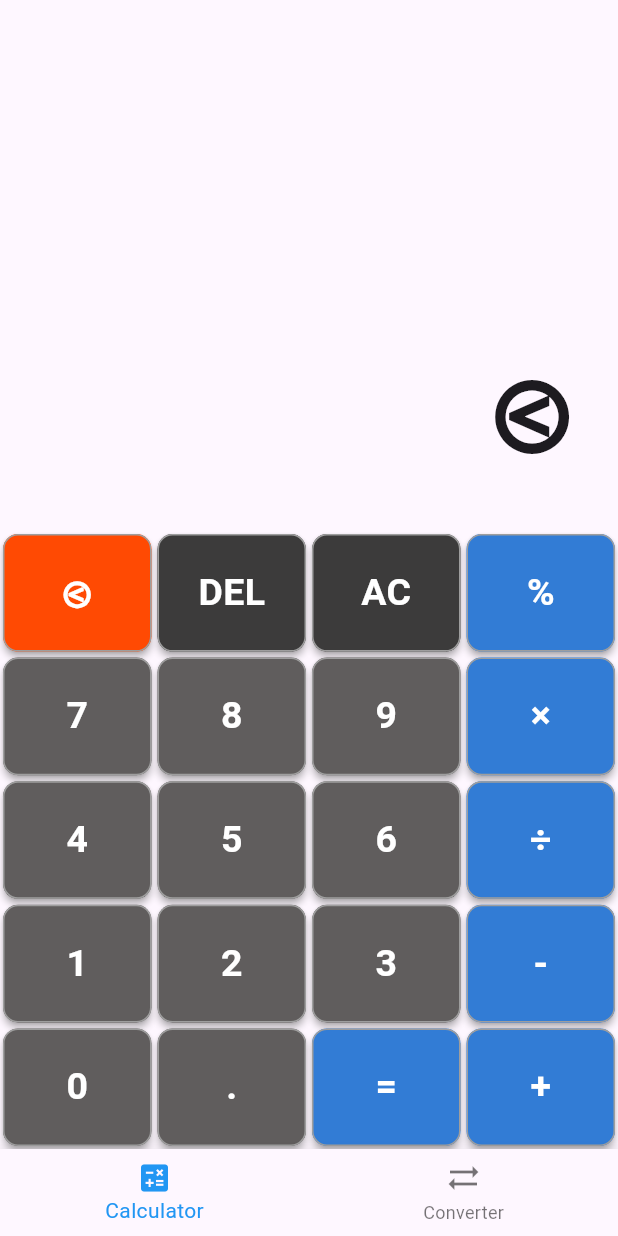
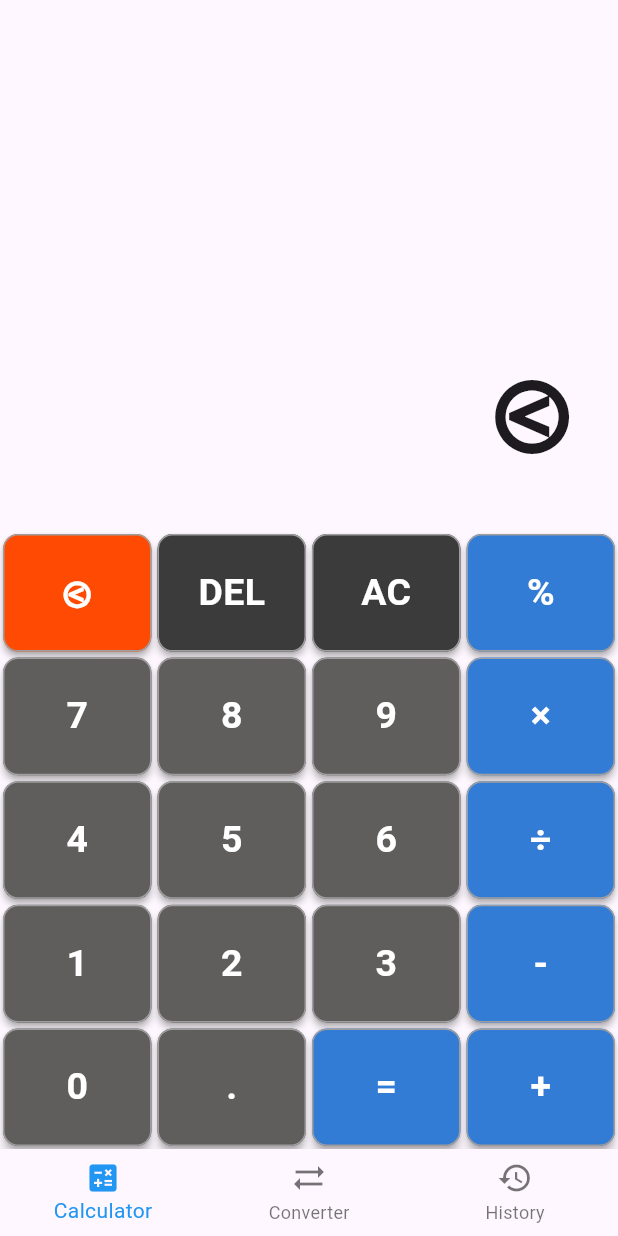
Before and after one commit to Carlang77/calculator_mobileapp_proj, a Flutter app: the screen it shows after launch, after a tap on an icon or button, on a phone screen of 412 x 824 dp. Run offline on Flutter 3.47's test engine with Material 3 defaults, Android fonts, the phone set to English and light mode, and no system bars; our stand-ins replace sqflite; accounts and stored records are empty.

Commit message:
Added Sqlite-integration-with-history screen

```diff
--- /dev/null
+++ b/lib/calculator_logic.dart
@@ -0,0 +1,131 @@
+import 'package:flutter/material.dart';
+import 'converter_screen.dart';
+import 'database_helper.dart';
+
+import 'button_value.dart';
+
+class CalculatorLogic {
+  String input1 = "";
+  String operation = "";
+  String input2 = "";
+
+  void onBtnTap(String btnValue) {
+    if (btnValue == Btn.del) {
+      delete();
+    } else if (btnValue == Btn.clr) {
+      clearAll();
+    } else if (btnValue == Btn.per) {
+      convertToPercentage();
+    } else if (btnValue == Btn.calculate) {
+      performCalculation();
+    } else {
+      appendValue(btnValue);
+    }
+  }
+
+  void appendValue(String btnValue) {
+    if (btnValue != Btn.dot && int.tryParse(btnValue) == null) {
+      if (operation.isNotEmpty && input2.isNotEmpty) {
+        performCalculation();
+      }
+      operation = btnValue;
+    } else if (input1.isEmpty || operation.isEmpty) {
+      if (btnValue == Btn.dot && input1.contains(Btn.dot)) return;
+      if (btnValue == Btn.dot && (input1.isEmpty || input1 == Btn.n0)) {
+        btnValue = "0.";
+      }
+      input1 += btnValue;
+    } else if (input2.isEmpty || operation.isNotEmpty) {
+      if (btnValue == Btn.dot && input2.contains(Btn.dot)) return;
+      if (btnValue == Btn.dot && (input2.isEmpty || input2 == Btn.n0)) {
+        btnValue = "0.";
+      }
+      input2 += btnValue;
+    }
+  }
+
+  void performCalculation() {
+    if (input1.isEmpty || operation.isEmpty || input2.isEmpty) return;
+
+    final double num1 = double.parse(input1);
+    final double num2 = double.parse(input2);
+    var result = 0.0;
+
+    switch (operation) {
+      case Btn.add:
+        result = num1 + num2;
+        break;
+      case Btn.subtract:
+        result = num1 - num2;
+        break;
+      case Btn.multiply:
+        result = num1 * num2;
+        break;
+      case Btn.divide:
+        result = num1 / num2;
+        break;
+      default:
+        break;
+    }
+
+    // Formatting the result based on its size
+    String formattedResult;
+    if (result.abs() < 1000000) {
+      formattedResult = result.toStringAsFixed(2); // 2 decimal places
+      //
+      formattedResult =
+          formattedResult.replaceAll(RegExp(r"([.]*0+)(?!.*\d)"), "");
+    } else {
+      // For very large numbers, use exponential notation
+      formattedResult = result.toStringAsExponential(2);
+    }
+
+    input1 = formattedResult;
+
+    // Save the calculation to history
+    final now = DateTime.now();
+    final timestamp =
+        "${now.year}-${now.month}-${now.day} ${now.hour}:${now.minute}";
+    final historyItem = {
+      DatabaseHelper.columnCalculation: "$input1 $operation $input2 = $result",
+      DatabaseHelper.columnTimestamp: timestamp
+    };
+
+    DatabaseHelper.instance.insert(historyItem);
+
+    // Reset the operation and input2 for the next calculation
+    operation = "";
+    input2 = "";
+  }
+
+  void convertToPercentage() {
+    if (input1.isNotEmpty && operation.isNotEmpty && input2.isNotEmpty) {
+      performCalculation();
+    }
+
+    if (operation.isNotEmpty) {
+      return;
+    }
+
+    final number = double.parse(input1);
+    input1 = "${(number / 100)}";
+    operation = "";
+    input2 = "";
+  }
+
+  void clearAll() {
+    input1 = "";
+    operation = "";
+    input2 = "";
+  }
+
+  void delete() {
+    if (input2.isNotEmpty) {
+      input2 = input2.substring(0, input2.length - 1);
+    } else if (operation.isNotEmpty) {
+      operation = "";
+    } else if (input1.isNotEmpty) {
+      input1 = input1.substring(0, input1.length - 1);
+    }
+  }
+}
--- a/lib/calculator_screen.dart
+++ b/lib/calculator_screen.dart
@@ -1,6 +1,5 @@
 import 'package:flutter/material.dart';
-import 'converter_screen.dart';
-
+import 'calculator_logic.dart';
 import 'button_value.dart';
 
 class CalculatorScreen extends StatefulWidget {
@@ -11,9 +10,7 @@ class CalculatorScreen extends StatefulWidget {
 }
 
 class _CalculatorScreenState extends State<CalculatorScreen> {
-  String input1 = ""; // digits
-  String operation = ""; // math operations
-  String input2 = ""; // digits
+  final CalculatorLogic _logic = CalculatorLogic();
 
   @override
   Widget build(BuildContext context) {
@@ -23,7 +20,7 @@ class _CalculatorScreenState extends State<CalculatorScreen> {
         bottom: false,
         child: Column(
           children: [
-            // calculator output
+            // Calculator output
             Expanded(
               child: SingleChildScrollView(
                 reverse: true,
@@ -31,9 +28,10 @@ class _CalculatorScreenState extends State<CalculatorScreen> {
                   alignment: Alignment.bottomRight,
                   padding: const EdgeInsets.all(30),
                   child: Text(
-                    "$input1$operation$input2".isEmpty
+                    "${_logic.input1}${_logic.operation}${_logic.input2}"
+                            .isEmpty
                         ? "0"
-                        : "$input1$operation$input2",
+                        : "${_logic.input1}${_logic.operation}${_logic.input2}",
                     style: const TextStyle(
                         fontSize: 68, fontWeight: FontWeight.bold),
                     textAlign: TextAlign.end,
@@ -41,7 +39,6 @@ class _CalculatorScreenState extends State<CalculatorScreen> {
                 ),
               ),
             ),
-
             // Buttons section
             Wrap(
               children: [
@@ -54,7 +51,6 @@ class _CalculatorScreenState extends State<CalculatorScreen> {
                     height: screenSize.width / 5,
                     child: buildButton(value),
                   ),
-                // Move the "More" button to the end
               ],
             ),
           ],
@@ -63,7 +59,7 @@ class _CalculatorScreenState extends State<CalculatorScreen> {
     );
   }
 
-  Widget buildButton(btnValue) {
+  Widget buildButton(String btnValue) {
     return Padding(
       padding: const EdgeInsets.all(2.0),
       child: Material(
@@ -76,7 +72,9 @@ class _CalculatorScreenState extends State<CalculatorScreen> {
         elevation: 2, // Add elevation for the shadow
         shadowColor: Colors.grey, // Set the shadow color
         child: InkWell(
-          onTap: () => onBtnTap(btnValue),
+          onTap: () => setState(() {
+            _logic.onBtnTap(btnValue);
+          }),
           child: Center(
             child: Text(
               btnValue,
@@ -92,126 +90,7 @@ class _CalculatorScreenState extends State<CalculatorScreen> {
     );
   }
 
-//Set String Value and Functions
-
-  void onBtnTap(String btnValue) {
-    if (btnValue == Btn.del) {
-      delete();
-    } else if (btnValue == Btn.clr) {
-      clearAll();
-    } else if (btnValue == Btn.per) {
-      convertToPercentage();
-    } else if (btnValue == Btn.calculate) {
-      performCalculation();
-    } else {
-      appendValue(btnValue);
-    }
-  }
-
-  // appends value to the end
-  void appendValue(String btnValue) {
-    if (btnValue != Btn.dot && int.tryParse(btnValue) == null) {
-      if (operation.isNotEmpty && input2.isNotEmpty) {
-        performCalculation();
-      }
-      operation = btnValue;
-    } else if (input1.isEmpty || operation.isEmpty) {
-      if (btnValue == Btn.dot && input1.contains(Btn.dot)) return;
-      if (btnValue == Btn.dot && (input1.isEmpty || input1 == Btn.n0)) {
-        btnValue = "0.";
-      }
-      input1 += btnValue;
-    } else if (input2.isEmpty || operation.isNotEmpty) {
-      if (btnValue == Btn.dot && input2.contains(Btn.dot)) return;
-      if (btnValue == Btn.dot && (input2.isEmpty || input2 == Btn.n0)) {
-        btnValue = "0.";
-      }
-      input2 += btnValue;
-    }
-
-    setState(() {});
-  }
-
-  // calculates the result
-
-  // converts output to %
-  void convertToPercentage() {
-    if (input1.isNotEmpty && operation.isNotEmpty && input2.isNotEmpty) {
-      performCalculation();
-    }
-
-    if (operation.isNotEmpty) {
-      return;
-    }
-
-    final number = double.parse(input1);
-    setState(() {
-      input1 = "${(number / 100)}";
-      operation = "";
-      input2 = "";
-    });
-  }
-
-  // clears all output
-  void clearAll() {
-    setState(() {
-      input1 = "";
-      operation = "";
-      input2 = "";
-    });
-  }
-
-  // delete one from the end
-  void delete() {
-    if (input2.isNotEmpty) {
-      input2 = input2.substring(0, input2.length - 1);
-    } else if (operation.isNotEmpty) {
-      operation = "";
-    } else if (input1.isNotEmpty) {
-      input1 = input1.substring(0, input1.length - 1);
-    }
-
-    setState(() {});
-  }
-
-  void performCalculation() {
-    if (input1.isEmpty) return;
-    if (operation.isEmpty) return;
-    if (input2.isEmpty) return;
-
-    final double num1 = double.parse(input1);
-    final double num2 = double.parse(input2);
-
-    var result = 0.0;
-    switch (operation) {
-      case Btn.add:
-        result = num1 + num2;
-        break;
-      case Btn.subtract:
-        result = num1 - num2;
-        break;
-      case Btn.multiply:
-        result = num1 * num2;
-        break;
-      case Btn.divide:
-        result = num1 / num2;
-        break;
-      default:
-    }
-
-    setState(() {
-      input1 = result.toStringAsPrecision(3);
-
-      if (input1.endsWith(".0")) {
-        input1 = input1.substring(0, input1.length - 2);
-      }
-
-      operation = "";
-      input2 = "";
-    });
-  }
-
-  Color getBtnColor(btnValue) {
+  Color getBtnColor(String btnValue) {
     return [Btn.del, Btn.clr].contains(btnValue)
         ? Color.fromARGB(255, 60, 59, 59)
         : btnValue == Btn.more
--- /dev/null
+++ b/lib/database_helper.dart
@@ -0,0 +1,53 @@
+import 'package:path/path.dart';
+import 'package:sqflite/sqflite.dart';
+
+class DatabaseHelper {
+  static const _databaseName = "CalculatorHistory.db";
+  static const _databaseVersion = 1;
+  static const table = 'history';
+  static const columnId = 'id';
+  static const columnCalculation = 'calculation';
+  static const columnTimestamp = 'timestamp';
+
+  // Make this a singleton class.
+  DatabaseHelper._privateConstructor();
+  static final DatabaseHelper instance = DatabaseHelper._privateConstructor();
+
+  static Database? _database;
+
+  Future<Database> get database async {
+    if (_database != null) return _database!;
+    // Lazily instantiate the db the first time it is accessed.
+    _database = await _initDatabase();
+    return _database!;
+  }
+
+  // Open the database and create the table
+  _initDatabase() async {
+    String path = join(await getDatabasesPath(), _databaseName);
+    return await openDatabase(path,
+        version: _databaseVersion, onCreate: _onCreate);
+  }
+
+  // SQL code to create the database table
+  Future _onCreate(Database db, int version) async {
+    await db.execute('''
+          CREATE TABLE $table (
+            $columnId INTEGER PRIMARY KEY,
+            $columnCalculation TEXT NOT NULL,
+            $columnTimestamp TEXT NOT NULL
+          )
+          ''');
+  }
+
+  // Helper methods for adding and retrieving history items
+  Future<int> insert(Map<String, dynamic> row) async {
+    Database db = await instance.database;
+    return await db.insert(table, row);
+  }
+
+  Future<List<Map<String, dynamic>>> queryAllRows() async {
+    Database db = await instance.database;
+    return await db.query(table);
+  }
+}
--- /dev/null
+++ b/lib/history_item.dart
@@ -0,0 +1,6 @@
+class HistoryItem {
+  final String calculation;
+  final String timestamp;
+
+  HistoryItem({required this.calculation, required this.timestamp});
+}
--- a/lib/main.dart
+++ b/lib/main.dart
@@ -1,9 +1,13 @@
 import 'package:flutter/material.dart';
 import 'calculator_screen.dart';
 import 'converter_screen.dart';
+import 'history.dart'; // Import the HistoryScreen
+import 'database_helper.dart';
 
-void main() {
-  runApp(const MyApp());
+void main() async {
+  WidgetsFlutterBinding.ensureInitialized();
+  await DatabaseHelper.instance.database; // Initialize the database
+  runApp(MyApp());
 }
 
 class MyApp extends StatelessWidget {
@@ -28,10 +32,12 @@ class HomeScreen extends StatefulWidget {
 
 class _HomeScreenState extends State<HomeScreen> {
   int _selectedIndex = 0;
+
+  // Update the list of screens
   static List<Widget> _widgetOptions = <Widget>[
     CalculatorScreen(),
     ConverterScreen(),
-    // Add more screens here as needed
+    HistoryScreen(), // Add the HistoryScreen here
   ];
 
   void _onItemTapped(int index) {
@@ -56,7 +62,10 @@ class _HomeScreenState extends State<HomeScreen> {
             icon: Icon(Icons.sync_alt),
             label: 'Converter',
           ),
-          // Add more navigation items here
+          BottomNavigationBarItem(
+            icon: Icon(Icons.history),
+            label: 'History', // Add a BottomNavigationBarItem for History
+          ),
         ],
         currentIndex: _selectedIndex,
         selectedItemColor: Colors.blue,
--- a/pubspec.yaml
+++ b/pubspec.yaml
@@ -30,6 +30,9 @@ environment:
 dependencies:
   flutter:
     sdk: flutter
+
+  sqflite: ^2.0.0+3
+  path_provider: ^2.0.2
 
 
   # The following adds the Cupertino Icons font to your application.
```
Also changed, not shown: lib/history.dart (added, +55 -0 lines), pubspec.lock, 1 other file.
